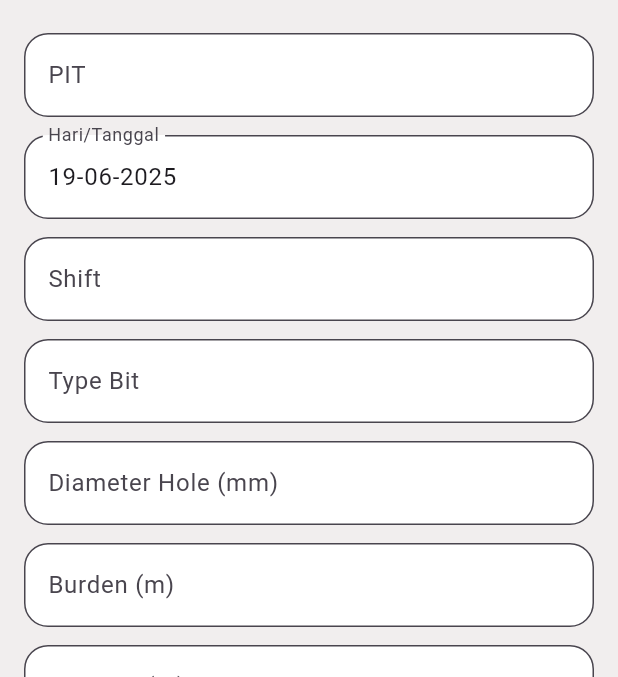
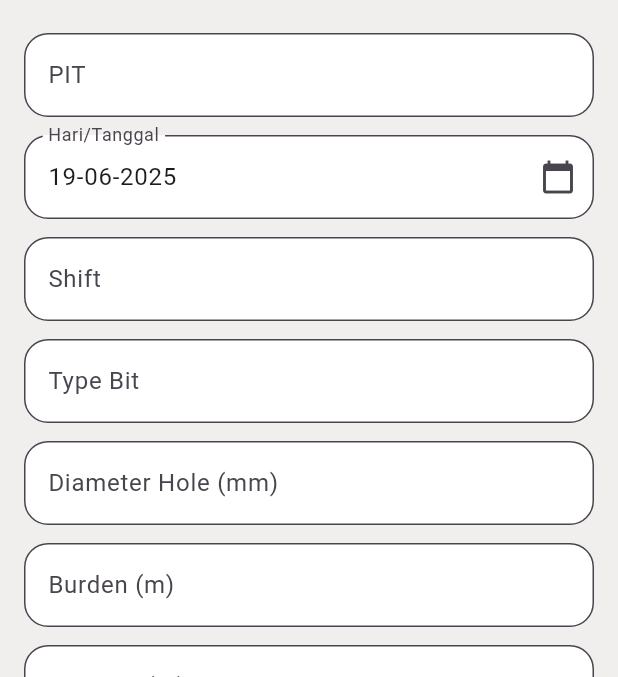
Before and after one commit to subkhanasroi/kpp-mining, a Flutter app: the InspectionFormPage screen opened directly, on a phone screen of 412 x 824 dp, the part 84-761 px from its top. Run offline on Flutter 3.47's test engine with Material 3 defaults, Android fonts, the phone set to English and light mode, and no system bars; our stand-ins replace flutter_svg, get, pdf, printing; project files that could hold a hidden picture were left out.

Commit message:
adjust: last edit on adjust table with value

```diff
--- a/lib/ui/table/inspect_data_form.dart
+++ b/lib/ui/table/inspect_data_form.dart
@@ -5,7 +5,8 @@ import 'package:kppmining_calculator/model/inspect_data.model.dart';
 import 'package:intl/intl.dart';
 
 class InspectionFormPage extends StatefulWidget {
-  const InspectionFormPage({super.key});
+  const InspectionFormPage({super.key, this.initialData});
+  final InspectionFormModel? initialData;
 
   @override
   State<InspectionFormPage> createState() => _InspectionFormPageState();
@@ -17,7 +18,7 @@ class _InspectionFormPageState extends State<InspectionFormPage> {
   // Controllers
   final pitC = TextEditingController();
   final dateC = TextEditingController(
-      text: DateFormat('dd-MM-yyyy').format(DateTime.now()));
+      text: DateFormat('EEEE,dd/MM/yyyy', 'id').format(DateTime.now()));
   final shiftC = TextEditingController();
   final typeBitC = TextEditingController();
   final diameterHoleC = TextEditingController();
@@ -33,6 +34,28 @@ class _InspectionFormPageState extends State<InspectionFormPage> {
   bool wet = false;
   bool dry = false;
   bool collapse = false;
+
+  @override
+  void initState() {
+    super.initState();
+    final d = widget.initialData;
+
+    pitC.text = d?.pit ?? '';
+    dateC.text = d?.date ?? DateFormat('dd-MM-yyyy').format(DateTime.now());
+    shiftC.text = d?.shift ?? '';
+    typeBitC.text = d?.typeBit ?? '';
+    diameterHoleC.text = d?.diameterHole?.toString() ?? '';
+    burdenC.text = d?.burden?.toString() ?? '';
+    spacingC.text = d?.spacing?.toString() ?? '';
+    totalHoleC.text = d?.totalHole?.toString() ?? '';
+    averageDepthC.text = d?.averageDepth?.toString() ?? '';
+    cnUnitC.text = d?.cnUnit ?? '';
+    totalHoleStatusC.text = d?.totalHoleStatus?.toString() ?? '';
+    noteC.text = d?.note ?? '';
+    wet = d?.wet ?? false;
+    dry = d?.dry ?? false;
+    collapse = d?.collapse ?? false;
+  }
 
   @override
   void dispose() {
@@ -117,7 +140,7 @@ class _InspectionFormPageState extends State<InspectionFormPage> {
           padding: const EdgeInsets.all(16),
           children: [
             _buildField('PIT', pitC),
-            _buildField('Hari/Tanggal', dateC),
+            _buildDatePickerField('Hari/Tanggal', dateC),
             _buildField('Shift', shiftC),
             _buildField('Type Bit', typeBitC),
             _buildField('Diameter Hole (mm)', diameterHoleC,
@@ -164,4 +187,42 @@ class _InspectionFormPageState extends State<InspectionFormPage> {
       ),
     );
   }
+
+  Widget _buildDatePickerField(String label, TextEditingController controller) {
+    return Padding(
+      padding: const EdgeInsets.symmetric(vertical: 6),
+      child: GestureDetector(
+        onTap: () async {
+          final pickedDate = await showDatePicker(
+            context: context,
+            initialDate: DateTime.now(),
+            firstDate: DateTime(2000),
+            lastDate: DateTime(2100),
+            locale: const Locale('id'), // Untuk Bahasa Indonesia
+          );
+          if (pickedDate != null) {
+            controller.text =
+                DateFormat('EEEE, dd/MM/yyyy', 'id').format(pickedDate);
+          }
+        },
+        child: AbsorbPointer(
+          child: TextFormField(
+            controller: controller,
+            validator: (value) =>
+                value == null || value.isEmpty ? 'Wajib diisi' : null,
+            decoration: InputDecoration(
+              fillColor: Colors.white,
+              filled: true,
+              labelText: label,
+              border: OutlineInputBorder(
+                borderSide: const BorderSide(color: Colors.green),
+                borderRadius: BorderRadius.circular(16),
+              ),
+              suffixIcon: const Icon(Icons.calendar_today),
+            ),
+          ),
+        ),
+      ),
+    );
+  }
 }
--- a/lib/ui/table/inspect_data_page.dart
+++ b/lib/ui/table/inspect_data_page.dart
@@ -110,7 +110,6 @@ class InspectionForPage extends StatelessWidget {
                   ],
                 ),
               ),
-              Text(data.note, style: const TextStyle(fontSize: 16)),
               const SizedBox(height: 16),
             ],
           ),
--- a/pubspec.yaml
+++ b/pubspec.yaml
@@ -38,8 +38,9 @@ dependencies:
   flutter_svg: ^2.1.0
   pdf: ^3.10.4
   printing: ^5.12.0
-  intl: ^0.18.1
-
+  intl: ^0.19.0
+  flutter_localizations:
+    sdk: flutter
 
 dev_dependencies:
   flutter_test:
```
Also changed, not shown: lib/controller/table/table.controller.dart (+83 -63 lines), lib/main.dart (+15 -2 lines), lib/ui/table/table.page.dart (+11 -8 lines), pubspec.lock.
